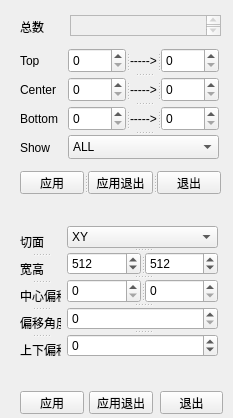
zyq1569/HealthApp, file Tools/INimage3D/volumedataset.ui: the form before one commit.
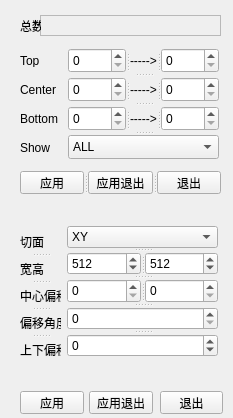
The form after the commit.

Commit message: fine-tune

```diff
--- a/Tools/INimage3D/volumedataset.ui
+++ b/Tools/INimage3D/volumedataset.ui
@@ -70,23 +70,32 @@
    </property>
    <property name="geometry">
     <rect>
-     <x>70</x>
+     <x>40</x>
      <y>15</y>
-     <width>151</width>
+     <width>181</width>
      <height>21</height>
     </rect>
    </property>
    <property name="inputMethodHints">
     <set>Qt::ImhNone</set>
    </property>
+   <property name="verticalScrollBarPolicy">
+    <enum>Qt::ScrollBarAlwaysOff</enum>
+   </property>
+   <property name="horizontalScrollBarPolicy">
+    <enum>Qt::ScrollBarAlwaysOff</enum>
+   </property>
+   <property name="textInteractionFlags">
+    <set>Qt::NoTextInteraction</set>
+   </property>
   </widget>
   <widget class="QLabel" name="label_5">
    <property name="geometry">
     <rect>
      <x>20</x>
-     <y>20</y>
-     <width>47</width>
-     <height>13</height>
+     <y>18</y>
+     <width>21</width>
+     <height>16</height>
     </rect>
    </property>
    <property name="text">
```
